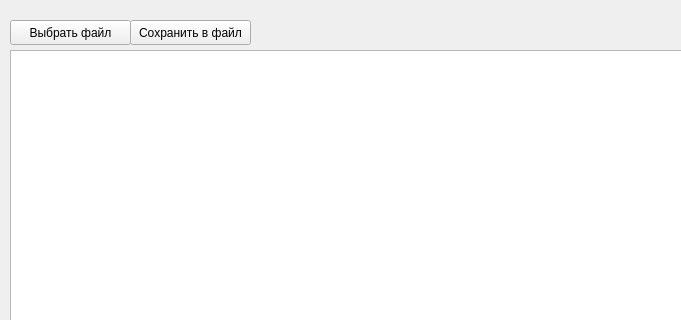
Qt form mainwindow.ui (Stickerbomb/TestTask) before a commit; both pictures show x 0 to 681 and y 0 to 320 of the 847 by 422 pixel window.
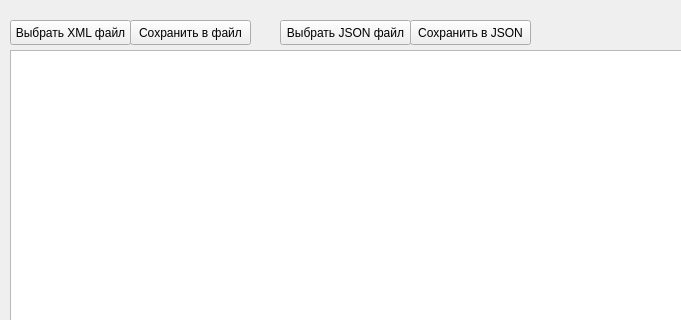
The same form after that commit.

Diff of the .ui file:
```diff
--- a/mainwindow.ui
+++ b/mainwindow.ui
@@ -24,7 +24,7 @@
      </rect>
     </property>
     <property name="text">
-     <string>Выбрать файл</string>
+     <string>Выбрать XML файл</string>
     </property>
    </widget>
    <widget class="QPushButton" name="choose_file_button_2">
@@ -53,6 +53,32 @@
      <set>QAbstractItemView::DoubleClicked|QAbstractItemView::EditKeyPressed|QAbstractItemView::SelectedClicked</set>
     </property>
    </widget>
+   <widget class="QPushButton" name="Save_to_json_Button">
+    <property name="geometry">
+     <rect>
+      <x>410</x>
+      <y>20</y>
+      <width>121</width>
+      <height>25</height>
+     </rect>
+    </property>
+    <property name="text">
+     <string>Сохранить в JSON</string>
+    </property>
+   </widget>
+   <widget class="QPushButton" name="Load_from_json_Button">
+    <property name="geometry">
+     <rect>
+      <x>280</x>
+      <y>20</y>
+      <width>131</width>
+      <height>25</height>
+     </rect>
+    </property>
+    <property name="text">
+     <string>Выбрать JSON файл</string>
+    </property>
+   </widget>
   </widget>
   <widget class="QMenuBar" name="menubar">
    <property name="geometry">
```
